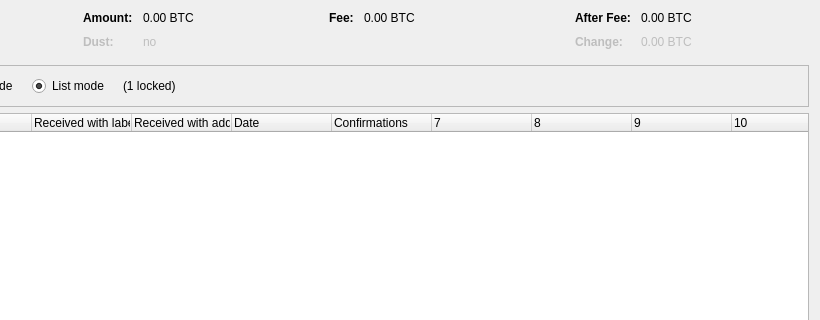
Old version of the form src/qt/forms/coincontroldialog.ui in the repository caffeine239/bitcoin; both pictures show x 180 to 1000 and y 0 to 320 of the 1000 by 500 pixel window.
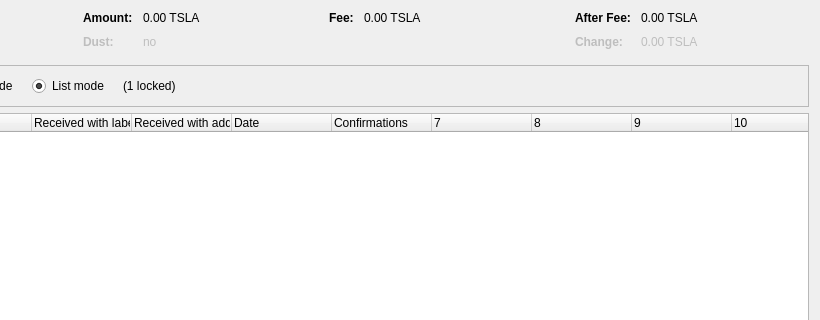
New version of the form. Custom widgets are drawn as their Qt base class.

The edit to the form file:
```diff
--- a/src/qt/forms/coincontroldialog.ui
+++ b/src/qt/forms/coincontroldialog.ui
@@ -132,7 +132,7 @@
           <enum>Qt::ActionsContextMenu</enum>
          </property>
          <property name="text">
-          <string notr="true">0.00 BTC</string>
+          <string notr="true">0.00 TSLA</string>
          </property>
          <property name="textInteractionFlags">
           <set>Qt::LinksAccessibleByMouse|Qt::TextSelectableByKeyboard|Qt::TextSelectableByMouse</set>
@@ -212,7 +212,7 @@
           <enum>Qt::ActionsContextMenu</enum>
          </property>
          <property name="text">
-          <string notr="true">0.00 BTC</string>
+          <string notr="true">0.00 TSLA</string>
          </property>
          <property name="textInteractionFlags">
           <set>Qt::LinksAccessibleByMouse|Qt::TextSelectableByKeyboard|Qt::TextSelectableByMouse</set>
@@ -257,7 +257,7 @@
           <enum>Qt::ActionsContextMenu</enum>
          </property>
          <property name="text">
-          <string notr="true">0.00 BTC</string>
+          <string notr="true">0.00 TSLA</string>
          </property>
          <property name="textInteractionFlags">
           <set>Qt::LinksAccessibleByMouse|Qt::TextSelectableByKeyboard|Qt::TextSelectableByMouse</set>
@@ -292,7 +292,7 @@
           <enum>Qt::ActionsContextMenu</enum>
          </property>
          <property name="text">
-          <string notr="true">0.00 BTC</string>
+          <string notr="true">0.00 TSLA</string>
          </property>
          <property name="textInteractionFlags">
           <set>Qt::LinksAccessibleByMouse|Qt::TextSelectableByKeyboard|Qt::TextSelectableByMouse</set>
```
Left out of the diff: 2 changed lines with no effect on the pictures.
